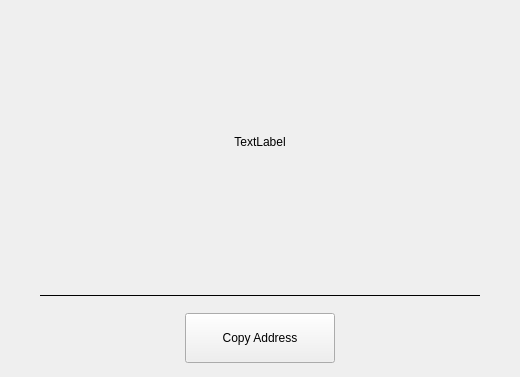
The window that src/qt/forms/receivetokenpage.ui (qtumproject/qtum) describes before a commit, drawn with Qt 5.
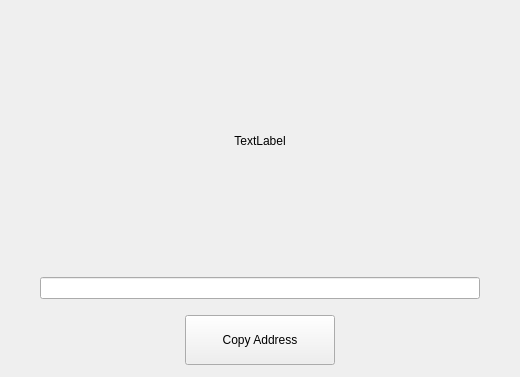
The same window after the commit.

```diff
--- a/src/qt/forms/receivetokenpage.ui
+++ b/src/qt/forms/receivetokenpage.ui
@@ -49,10 +49,7 @@
    <item>
     <widget class="QLineEdit" name="lineEditAmount">
      <property name="styleSheet">
-      <string notr="true">border-top: none;
-border-right: none;
-border-bottom: 1px solid black;
-background-color: transparent;</string>
+      <string notr="true"/>
      </property>
      <property name="alignment">
       <set>Qt::AlignCenter</set>
```
